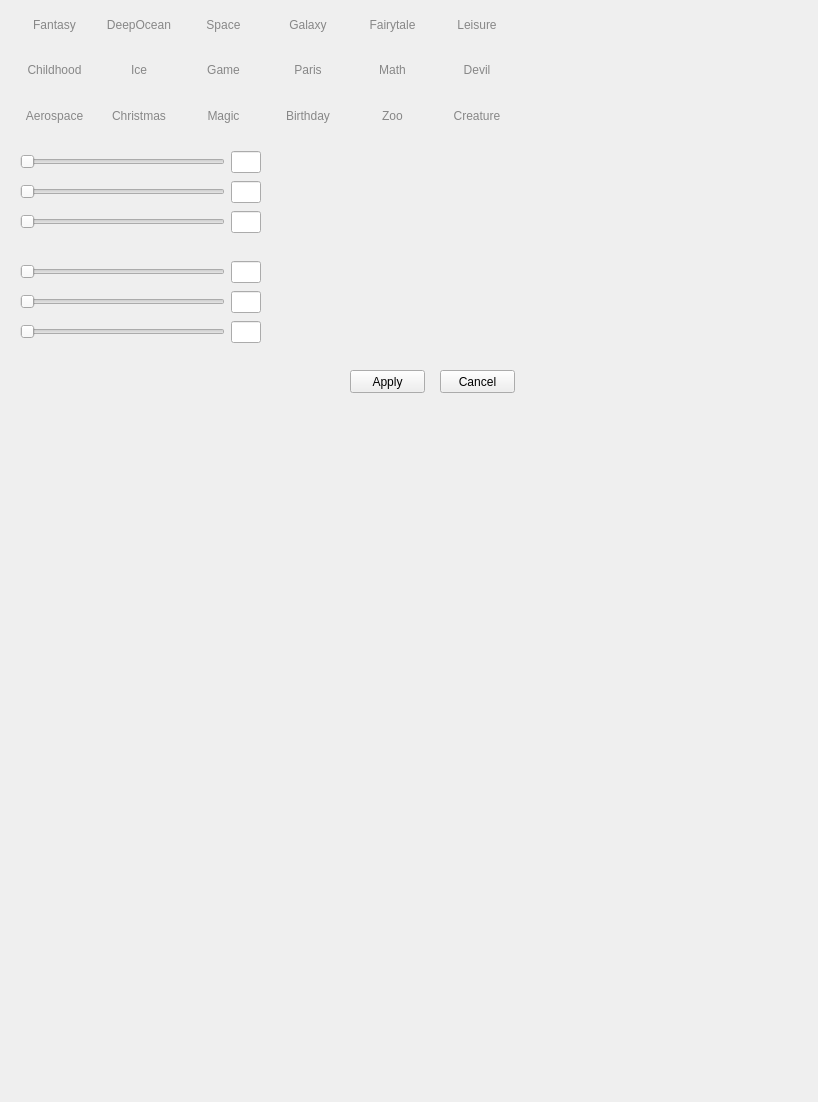
muxinyu1/q-chater-client, file style.ui: the form before one commit.
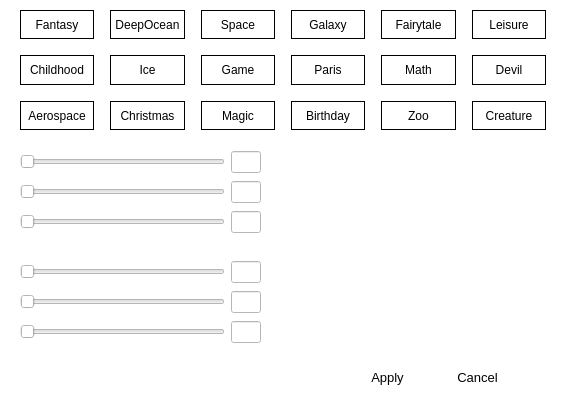
The form after the commit. Custom widgets are drawn as their Qt base class.

```diff
--- a/style.ui
+++ b/style.ui
@@ -6,14 +6,14 @@
    <rect>
     <x>0</x>
     <y>0</y>
-    <width>818</width>
-    <height>1102</height>
+    <width>577</width>
+    <height>407</height>
    </rect>
   </property>
   <property name="minimumSize">
    <size>
-    <width>818</width>
-    <height>1102</height>
+    <width>0</width>
+    <height>0</height>
    </size>
   </property>
   <property name="maximumSize">
@@ -26,14 +26,14 @@
    <string>Form</string>
   </property>
   <property name="styleSheet">
-   <string notr="true"/>
+   <string notr="true">background-color: rgb(255, 255, 255);</string>
   </property>
   <widget class="QWidget" name="gridLayoutWidget">
    <property name="geometry">
     <rect>
      <x>20</x>
      <y>10</y>
-     <width>491</width>
+     <width>526</width>
      <height>120</height>
     </rect>
    </property>
@@ -59,7 +59,6 @@
       <property name="font">
        <font>
         <family>Microsoft YaHei UI</family>
-        <weight>50</weight>
         <bold>false</bold>
        </font>
       </property>
@@ -67,7 +66,10 @@
        <cursorShape>PointingHandCursor</cursorShape>
       </property>
       <property name="styleSheet">
-       <string notr="true">color:#878787;</string>
+       <string notr="true">color: rgb(0, 0, 0);</string>
+      </property>
+      <property name="frameShape">
+       <enum>QFrame::Box</enum>
       </property>
       <property name="text">
        <string>DeepOcean</string>
@@ -82,7 +84,6 @@
       <property name="font">
        <font>
         <family>Microsoft YaHei UI</family>
-        <weight>50</weight>
         <bold>false</bold>
        </font>
       </property>
@@ -90,7 +91,10 @@
        <cursorShape>PointingHandCursor</cursorShape>
       </property>
       <property name="styleSheet">
-       <string notr="true">color:#878787;</string>
+       <string notr="true">color: rgb(0, 0, 0);</string>
+      </property>
+      <property name="frameShape">
+       <enum>QFrame::Box</enum>
       </property>
       <property name="text">
        <string>Fantasy</string>
@@ -105,7 +109,6 @@
       <property name="font">
        <font>
         <family>Microsoft YaHei UI</family>
-        <weight>50</weight>
         <bold>false</bold>
        </font>
       </property>
@@ -113,7 +116,10 @@
        <cursorShape>PointingHandCursor</cursorShape>
       </property>
       <property name="styleSheet">
-       <string notr="true">color:#878787;</string>
+       <string notr="true">color: rgb(0, 0, 0);</string>
+      </property>
+      <property name="frameShape">
+       <enum>QFrame::Box</enum>
       </property>
       <property name="text">
        <string>Leisure</string>
@@ -128,7 +134,6 @@
       <property name="font">
        <font>
         <family>Microsoft YaHei UI</family>
-        <weight>50</weight>
         <bold>false</bold>
        </font>
       </property>
@@ -136,7 +141,10 @@
        <cursorShape>PointingHandCursor</cursorShape>
       </property>
       <property name="styleSheet">
-       <string notr="true">color:#878787;</string>
+       <string notr="true">color: rgb(0, 0, 0);</string>
+      </property>
+      <property name="frameShape">
+       <enum>QFrame::Box</enum>
       </property>
       <property name="text">
        <string>Fairytale</string>
@@ -151,7 +159,6 @@
       <property name="font">
        <font>
         <family>Microsoft YaHei UI</family>
-        <weight>50</weight>
         <bold>false</bold>
        </font>
       </property>
@@ -159,7 +166,10 @@
        <cursorShape>PointingHandCursor</cursorShape>
       </property>
       <property name="styleSheet">
-       <string notr="true">color:#878787;</string>
+       <string notr="true">color: rgb(0, 0, 0);</string>
+      </property>
+      <property name="frameShape">
+       <enum>QFrame::Box</enum>
       </property>
       <property name="text">
        <string>Childhood</string>
@@ -174,7 +184,6 @@
       <property name="font">
        <font>
         <family>Microsoft YaHei UI</family>
-        <weight>50</weight>
         <bold>false</bold>
        </font>
       </property>
@@ -182,7 +191,10 @@
        <cursorShape>PointingHandCursor</cursorShape>
       </property>
       <property name="styleSheet">
-       <string notr="true">color:#878787;</string>
+       <string notr="true">color: rgb(0, 0, 0);</string>
+      </property>
+      <property name="frameShape">
+       <enum>QFrame::Box</enum>
       </property>
       <property name="text">
        <string>Galaxy</string>
@@ -197,7 +209,6 @@
       <property name="font">
        <font>
         <family>Microsoft YaHei UI</family>
-        <weight>50</weight>
         <bold>false</bold>
        </font>
       </property>
@@ -205,7 +216,10 @@
        <cursorShape>PointingHandCursor</cursorShape>
       </property>
       <property name="styleSheet">
-       <string notr="true">color:#878787;</string>
+       <string notr="true">color: rgb(0, 0, 0);</string>
+      </property>
+      <property name="frameShape">
+       <enum>QFrame::Box</enum>
       </property>
       <property name="text">
        <string>Space</string>
@@ -220,7 +234,6 @@
       <property name="font">
        <font>
         <family>Microsoft YaHei UI</family>
-        <weight>50</weight>
         <bold>false</bold>
        </font>
       </property>
@@ -228,7 +241,10 @@
        <cursorShape>PointingHandCursor</cursorShape>
       </property>
       <property name="styleSheet">
-       <string notr="true">color:#878787;</string>
+       <string notr="true">color: rgb(0, 0, 0);</string>
+      </property>
+      <property name="frameShape">
+       <enum>QFrame::Box</enum>
       </property>
       <property name="text">
        <string>Christmas</string>
@@ -243,7 +259,6 @@
       <property name="font">
        <font>
         <family>Microsoft YaHei UI</family>
-        <weight>50</weight>
         <bold>false</bold>
        </font>
       </property>
@@ -251,7 +266,10 @@
        <cursorShape>PointingHandCursor</cursorShape>
       </property>
       <property name="styleSheet">
-       <string notr="true">color:#878787;</string>
+       <string notr="true">color: rgb(0, 0, 0);</string>
+      </property>
+      <property name="frameShape">
+       <enum>QFrame::Box</enum>
       </property>
       <property name="text">
        <string>Aerospace</string>
@@ -266,7 +284,6 @@
       <property name="font">
        <font>
         <family>Microsoft YaHei UI</family>
-        <weight>50</weight>
         <bold>false</bold>
        </font>
       </property>
@@ -274,7 +291,10 @@
        <cursorShape>PointingHandCursor</cursorShape>
       </property>
       <property name="styleSheet">
-       <string notr="true">color:#878787;</string>
+       <string notr="true">color: rgb(0, 0, 0);</string>
+      </property>
+      <property name="frameShape">
+       <enum>QFrame::Box</enum>
       </property>
       <property name="text">
        <string>Birthday</string>
@@ -289,7 +309,6 @@
       <property name="font">
        <font>
         <family>Microsoft YaHei UI</family>
-        <weight>50</weight>
         <bold>false</bold>
        </font>
       </property>
@@ -297,7 +316,10 @@
        <cursorShape>PointingHandCursor</cursorShape>
       </property>
       <property name="styleSheet">
-       <string notr="true">color:#878787;</string>
+       <string notr="true">color: rgb(0, 0, 0);</string>
+      </property>
+      <property name="frameShape">
+       <enum>QFrame::Box</enum>
       </property>
       <property name="text">
        <string>Magic</string>
@@ -312,7 +334,6 @@
       <property name="font">
        <font>
         <family>Microsoft YaHei UI</family>
-        <weight>50</weight>
         <bold>false</bold>
        </font>
       </property>
@@ -320,7 +341,10 @@
        <cursorShape>PointingHandCursor</cursorShape>
       </property>
       <property name="styleSheet">
-       <string notr="true">color:#878787;</string>
+       <string notr="true">color: rgb(0, 0, 0);</string>
+      </property>
+      <property name="frameShape">
+       <enum>QFrame::Box</enum>
       </property>
       <property name="text">
        <string>Game</string>
@@ -335,7 +359,6 @@
       <property name="font">
        <font>
         <family>Microsoft YaHei UI</family>
-        <weight>50</weight>
         <bold>false</bold>
        </font>
       </property>
@@ -343,7 +366,10 @@
        <cursorShape>PointingHandCursor</cursorShape>
       </property>
       <property name="styleSheet">
-       <string notr="true">color:#878787;</string>
+       <string notr="true">color: rgb(0, 0, 0);</string>
+      </property>
+      <property name="frameShape">
+       <enum>QFrame::Box</enum>
       </property>
       <property name="text">
        <string>Math</string>
@@ -358,7 +384,6 @@
       <property name="font">
        <font>
         <family>Microsoft YaHei UI</family>
-        <weight>50</weight>
         <bold>false</bold>
        </font>
       </property>
@@ -366,7 +391,10 @@
        <cursorShape>PointingHandCursor</cursorShape>
       </property>
       <property name="styleSheet">
-       <string notr="true">color:#878787;</string>
+       <string notr="true">color: rgb(0, 0, 0);</string>
+      </property>
+      <property name="frameShape">
+       <enum>QFrame::Box</enum>
       </property>
       <property name="text">
        <string>Devil</string>
@@ -381,7 +409,6 @@
       <property name="font">
        <font>
         <family>Microsoft YaHei UI</family>
-        <weight>50</weight>
         <bold>false</bold>
        </font>
       </property>
@@ -389,7 +416,10 @@
        <cursorShape>PointingHandCursor</cursorShape>
       </property>
       <property name="styleSheet">
-       <string notr="true">color:#878787;</string>
+       <string notr="true">color: rgb(0, 0, 0);</string>
+      </property>
+      <property name="frameShape">
+       <enum>QFrame::Box</enum>
       </property>
       <property name="text">
        <string>Ice</string>
@@ -404,7 +434,6 @@
       <property name="font">
        <font>
         <family>Microsoft YaHei UI</family>
-        <weight>50</weight>
         <bold>false</bold>
        </font>
       </property>
@@ -412,7 +441,10 @@
        <cursorShape>PointingHandCursor</cursorShape>
       </property>
       <property name="styleSheet">
-       <string notr="true">color:#878787;</string>
+       <string notr="true">color: rgb(0, 0, 0);</string>
+      </property>
+      <property name="frameShape">
+       <enum>QFrame::Box</enum>
       </property>
       <property name="text">
        <string>Paris</string>
@@ -427,7 +459,6 @@
       <property name="font">
        <font>
         <family>Microsoft YaHei UI</family>
-        <weight>50</weight>
         <bold>false</bold>
        </font>
       </property>
@@ -435,7 +466,10 @@
        <cursorShape>PointingHandCursor</cursorShape>
       </property>
       <property name="styleSheet">
-       <string notr="true">color:#878787;</string>
+       <string notr="true">color: rgb(0, 0, 0);</string>
+      </property>
+      <property name="frameShape">
+       <enum>QFrame::Box</enum>
       </property>
       <property name="text">
        <string>Creature</string>
@@ -450,7 +484,6 @@
       <property name="font">
        <font>
         <family>Microsoft YaHei UI</family>
-        <weight>50</weight>
         <bold>false</bold>
        </font>
       </property>
@@ -458,7 +491,10 @@
        <cursorShape>PointingHandCursor</cursorShape>
       </property>
       <property name="styleSheet">
-       <string notr="true">color:#878787;</string>
+       <string notr="true">color: rgb(0, 0, 0);</string>
+      </property>
+      <property name="frameShape">
+       <enum>QFrame::Box</enum>
       </property>
       <property name="text">
        <string>Zoo</string>
@@ -578,6 +614,9 @@
    <layout class="QGridLayout" name="gridLayout_2">
     <item row="0" column="0">
      <widget class="QSlider" name="horizontalSlider">
+      <property name="styleSheet">
+       <string notr="true"/>
+      </property>
       <property name="maximum">
        <number>255</number>
       </property>
@@ -806,11 +845,33 @@
    <property name="geometry">
     <rect>
      <x>350</x>
-     <y>370</y>
+     <y>362</y>
      <width>75</width>
-     <height>23</height>
+     <height>31</height>
     </rect>
    </property>
+   <property name="font">
+    <font>
+     <family>Microsoft YaHei UI</family>
+     <pointsize>10</pointsize>
+    </font>
+   </property>
+   <property name="styleSheet">
+    <string notr="true">QPushButton{
+	color: rgb(255,255,255);
+	padding: 2px;
+	background-color:  rgba(255, 255, 255, 0);
+	border-color: rgb(0, 0, 0);
+	color: rgb(0, 0, 0);
+	border-radius: 0px;
+}
+QPushButton:hover{
+	color: rgb(255, 255, 255);
+	padding: 2px;
+	border-color: black;
+	background-color: rgb(0, 0, 0);
+}</string>
+   </property>
    <property name="text">
     <string>Apply</string>
    </property>
@@ -819,11 +880,33 @@
    <property name="geometry">
     <rect>
      <x>440</x>
-     <y>370</y>
+     <y>362</y>
      <width>75</width>
-     <height>23</height>
+     <height>31</height>
     </rect>
    </property>
+   <property name="font">
+    <font>
+     <family>Microsoft YaHei UI</family>
+     <pointsize>10</pointsize>
+    </font>
+   </property>
+   <property name="styleSheet">
+    <string notr="true">QPushButton{
+	color: rgb(255,255,255);
+	padding: 2px;
+	background-color:  rgba(255, 255, 255, 0);
+	border-color: rgb(0, 0, 0);
+	color: rgb(0, 0, 0);
+	border-radius: 0px;
+}
+QPushButton:hover{
+	color: rgb(255, 255, 255);
+	padding: 2px;
+	border-color: black;
+	background-color: rgb(0, 0, 0);
+}</string>
+   </property>
    <property name="text">
     <string>Cancel</string>
    </property>
```
Left out of the diff: 4 changed lines with no effect on the pictures.
